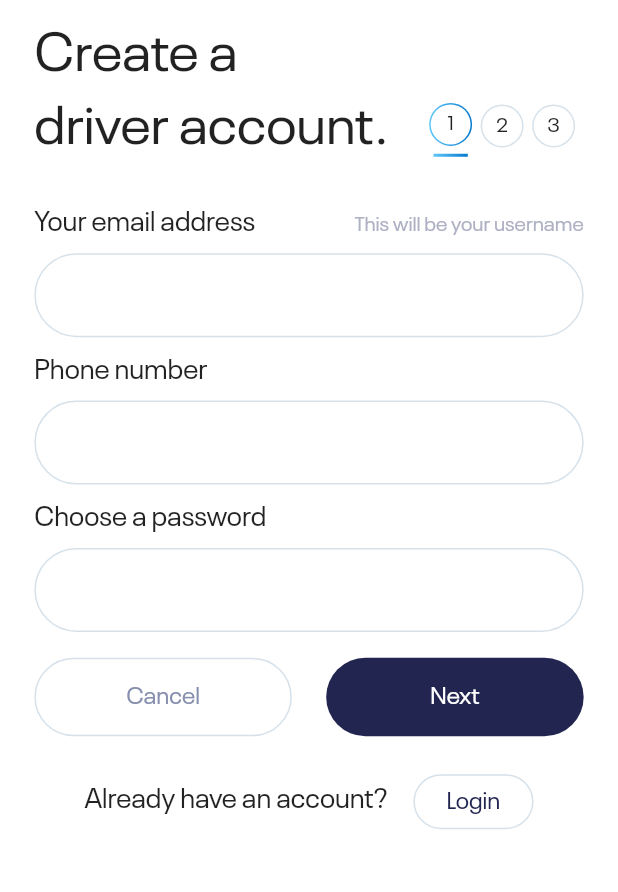
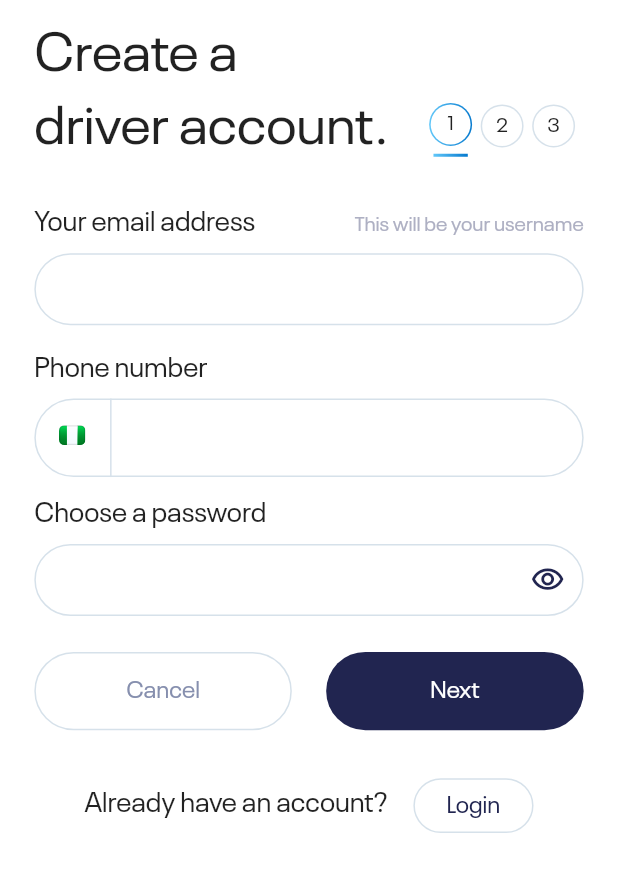
Before and after one commit to AchizuePriscilla/aquayar-driver, a Flutter app: the screen it shows after launch, after a tap on "Sign up as Driver", on a phone screen of 412 x 824 dp, the part 84-976 px from its top. Run offline on Flutter 3.47's test engine with Material 2 defaults, Android fonts, the phone set to English and light mode, and no system bars; our stand-ins replace flutter_screenutil, flutter_secure_storage, flutter_svg, get_it, mask_text_input_formatter, shared_preferences.

Commit message:
Improve password textfield

```diff
--- a/lib/shared/button.dart
+++ b/lib/shared/button.dart
@@ -74,7 +74,7 @@ class Button extends StatelessWidget {
         backgroundColor: outlined
             ? null
             : MaterialStateProperty.resolveWith(
-                (states) => color ?? (!active ? null : Palette.aquayarBlue),
+                (states) => color ?? (!active ? null : Palette.aquayarBlack),
               ),
         side: outlined
             ? MaterialStateProperty.resolveWith(
--- a/lib/shared/custom_app_bar.dart
+++ b/lib/shared/custom_app_bar.dart
@@ -28,7 +28,7 @@ class CustomAppBar extends AppBar {
                     icon: Icon(
                       Icons.arrow_back,
                       size: 20.h,
-                      color: Palette.aquayarBlue,
+                      color: Palette.aquayarBlack,
                     ),
                   ),
                 )
--- a/lib/shared/custom_page_indicator.dart
+++ b/lib/shared/custom_page_indicator.dart
@@ -25,9 +25,7 @@ class CustomPageIndicator extends StatelessWidget {
         width: _kIndicatorWidth,
         height: _kIndicatorHeight,
         decoration: BoxDecoration(
-            color: index == currentPage
-                ? Palette.aquayarBlue
-                : color,
+            color: index == currentPage ? Palette.aquayarBlack : color,
             borderRadius: BorderRadius.circular(10)),
         child: InkWell(
           onTap: () => onPageSelected(index),
@@ -35,7 +33,6 @@ class CustomPageIndicator extends StatelessWidget {
       ),
     );
   }
-
 
   @override
   Widget build(BuildContext context) {
--- a/lib/shared/custom_text_field.dart
+++ b/lib/shared/custom_text_field.dart
@@ -1,5 +1,6 @@
 import 'package:aquayar_driver/shared/shared.dart';
 import 'package:flutter/material.dart';
+import 'package:flutter/services.dart';
 
 class CustomTextField extends StatelessWidget {
   final TextEditingController? controller;
@@ -15,10 +16,12 @@ class CustomTextField extends StatelessWidget {
   final TextInputAction textInputAction;
   final Color? borderColor;
   final Color? hintColor;
+  final Color? textColor;
   final TextCapitalization textCapitalization;
   final int maxLines;
   final bool readOnly;
   final VoidCallback? onTap;
+  final List<TextInputFormatter>? formatters;
   final bool obscureText;
 
   const CustomTextField({
@@ -32,12 +35,14 @@ class CustomTextField extends StatelessWidget {
     this.validator,
     this.keyboardType,
     this.hintStyle,
+    this.formatters,
     this.textInputAction = TextInputAction.next,
     this.centeredHint = false,
     this.readOnly = false,
     this.obscureText = false,
     this.borderColor,
     this.hintColor,
+    this.textColor,
     this.maxLines = 1,
     this.onTap,
     this.textCapitalization = TextCapitalization.none,
@@ -60,18 +65,16 @@ class CustomTextField extends StatelessWidget {
           ),
         },
         SizedBox(
-          height: 46.h,
+          height: 40.h,
           child: TextFormField(
             obscureText: obscureText,
             onTap: onTap,
             readOnly: readOnly,
             maxLines: maxLines,
+            inputFormatters: formatters,
             textCapitalization: textCapitalization,
-            cursorColor: borderColor,
-            style: TextStyle(
-              fontSize: 14.sp,
-              color: hintColor ?? Theme.of(context).primaryColorLight,
-            ),
+            cursorColor: Palette.aquayarBlack,
+            style: TextStyle(fontSize: 14.sp, color: textColor),
             textInputAction: textInputAction,
             autovalidateMode: AutovalidateMode.disabled,
             textAlign: centeredHint! ? TextAlign.center : TextAlign.start,
@@ -85,6 +88,7 @@ class CustomTextField extends StatelessWidget {
               hintText: hint,
               suffixIcon: suffix,
               prefixIcon: prefix,
+              contentPadding: EdgeInsets.symmetric(horizontal: 20.w),
               hintStyle: hintStyle ??
                   TextStyle(
                       fontSize: 14.sp, color: hintColor ?? Palette.lightGrey),
--- a/lib/shared/palette.dart
+++ b/lib/shared/palette.dart
@@ -1,7 +1,7 @@
 import 'package:flutter/material.dart';
 
 class Palette {
-  static const aquayarBlue = Color(0xff212550);
+  static const aquayarBlack = Color(0xff212550);
   static const aquayarWhite = Color(0xffffffff);
   static const aquayarGrey = Color(0xff868FAE);
   static const lightGrey = Color(0xffD6E1EA);
--- /dev/null
+++ b/lib/shared/password_visibility_icon.dart
@@ -0,0 +1,26 @@
+import 'package:aquayar_driver/shared/palette.dart';
+import 'package:flutter/material.dart';
+import 'package:flutter_screenutil/flutter_screenutil.dart';
+
+class PasswordVisibilityIcon extends StatelessWidget {
+  final VoidCallback onPressed;
+  final bool value;
+
+  const PasswordVisibilityIcon({
+    Key? key,
+    required this.onPressed,
+    this.value = false,
+  }) : super(key: key);
+
+  @override
+  Widget build(BuildContext context) {
+    return GestureDetector(
+      onTap: onPressed,
+      child: Icon(
+        value ? Icons.visibility_outlined : Icons.visibility_off_outlined,
+        color: Palette.aquayarBlack,
+        size: 20.w,
+      ),
+    );
+  }
+}
--- a/lib/shared/shared.dart
+++ b/lib/shared/shared.dart
@@ -6,3 +6,4 @@ export 'custom_spacer.dart';
 export 'button.dart';
 export 'custom_app_bar.dart';
 export 'custom_text_field.dart';
+export 'password_visibility_icon.dart';
--- a/lib/utils/constants.dart
+++ b/lib/utils/constants.dart
@@ -6,3 +6,4 @@ const String lastPage = 'lastPage';
 const splashScreenViewRoute = 'splash-screen-view';
 const onboardingScreenViewRoute = 'onboarding-screen-view';
 const signUpViewRoute = 'sign-up-view';
+const phoneVerificationViewRoute = 'phone-verification-view';
--- a/lib/views/onboarding/onboarding_view.dart
+++ b/lib/views/onboarding/onboarding_view.dart
@@ -80,8 +80,8 @@ class OnboardingViewState extends State<OnboardingView>
             padding: EdgeInsets.symmetric(horizontal: 20.w),
             child: Button(
               text: "Sign up as Driver",
-              onPressed: ()  {
-                 onboardingVM.navigateToSignUp();
+              onPressed: () {
+                onboardingVM.navigateToSignUp();
               },
               hasIcon: true,
             ),
@@ -95,7 +95,7 @@ class OnboardingViewState extends State<OnboardingView>
               text: "Login",
               onPressed: () {},
               outlined: true,
-              textColor: Palette.aquayarBlue,
+              textColor: Palette.aquayarBlack,
             ),
           ),
           const CustomSpacer(
@@ -122,7 +122,7 @@ class _Pages extends StatelessWidget {
           height: MediaQuery.of(context).size.height * .5,
           width: MediaQuery.of(context).size.width,
           decoration: BoxDecoration(
-              color: Palette.aquayarBlue,
+              color: Palette.aquayarBlack,
               borderRadius: BorderRadius.only(
                   bottomLeft: Radius.circular(80.w),
                   bottomRight: Radius.circular(80.w))),
--- a/lib/views/sign_up/sign_up_view.dart
+++ b/lib/views/sign_up/sign_up_view.dart
@@ -1,9 +1,29 @@
 import 'package:aquayar_driver/shared/shared.dart';
 import 'package:flutter/material.dart';
+import 'package:flutter/services.dart';
 import 'package:flutter_svg/svg.dart';
+import 'package:mask_text_input_formatter/mask_text_input_formatter.dart';
 
-class SignUpView extends StatelessWidget {
+class SignUpView extends StatefulWidget {
   const SignUpView({super.key});
+
+  @override
+  State<SignUpView> createState() => _SignUpViewState();
+}
+
+var maskFormatter = MaskTextInputFormatter(
+    initialText: "+",
+    mask: '###-###-###-####',
+    type: MaskAutoCompletionType.eager,
+    filter: {"#": RegExp(r'[0-9]')});
+bool _hidePassword = true;
+
+class _SignUpViewState extends State<SignUpView> {
+  void toggleVisibility() {
+    setState(() {
+      _hidePassword = !_hidePassword;
+    });
+  }
 
   @override
   Widget build(BuildContext context) {
@@ -69,21 +89,47 @@ class SignUpView extends StatelessWidget {
                               keyboardType: TextInputType.emailAddress,
                             ),
                             const CustomSpacer(
-                              flex: 1,
+                              flex: 2,
                             ),
-                            const CustomTextField(
+                            CustomTextField(
                               keyboardType: TextInputType.phone,
+                              formatters: [maskFormatter],
                               label: "Phone number",
-                            ),
-                            const CustomSpacer(
-                              flex: 1,
-                            ),
-                            const CustomTextField(
-                              obscureText: true,
-                              label: "Choose a password",
+                              prefix: Container(
+                                width: 45.w,
+                                margin: EdgeInsets.only(right: 10.w),
+                                child: Row(
+                                  children: [
+                                    const Spacer(),
+                                    SvgPicture.asset(
+                                      "assets/svgs/flag.svg",
+                                      height: 15.h,
+                                      width: 20.w,
+                                      fit: BoxFit.scaleDown,
+                                    ),
+                                    const Spacer(),
+                                    Container(
+                                      height: 40.h,
+                                      width: 1,
+                                      color: Palette.lightGrey,
+                                    ),
+                                  ],
+                                ),
+                              ),
                             ),
                             const CustomSpacer(
                               flex: 2,
+                            ),
+                            CustomTextField(
+                              obscureText: _hidePassword,
+                              label: "Choose a password",
+                              suffix: PasswordVisibilityIcon(
+                                onPressed: toggleVisibility,
+                                value: _hidePassword,
+                              ),
+                            ),
+                            const CustomSpacer(
+                              flex: 3,
                             ),
                             Row(
                               children: [
@@ -103,7 +149,7 @@ class SignUpView extends StatelessWidget {
                               ],
                             ),
                             const CustomSpacer(
-                              flex: 3,
+                              flex: 4,
                             ),
                             Row(
                               mainAxisAlignment: MainAxisAlignment.center,
@@ -121,7 +167,7 @@ class SignUpView extends StatelessWidget {
                                   onPressed: () {},
                                   size: Size(70.w, 28.h),
                                   outlined: true,
-                                  textColor: Palette.aquayarBlue,
+                                  textColor: Palette.aquayarBlack,
                                 )
                               ],
                             )
@@ -205,3 +251,38 @@ LinearGradient blueGradient() {
   return const LinearGradient(
       colors: [Palette.firstGradientBlue, Palette.secondGradientBlue]);
 }
+
+class NumberFormatter extends TextInputFormatter {
+  @override
+  TextEditingValue formatEditUpdate(
+      TextEditingValue oldValue, TextEditingValue newValue) {
+    var text = newValue.text;
+
+    if (newValue.selection.baseOffset == 0) {
+      return newValue;
+    }
+
+    var buffer = StringBuffer();
+    for (int i = 0; i < text.length; i++) {
+      buffer.write(text[i]);
+      var nonZeroIndex = i + 1;
+      print(text.length);
+      if (nonZeroIndex <= 5) {
+        print("non");
+        print(nonZeroIndex);
+        if (nonZeroIndex % 5 == 0 && nonZeroIndex != text.length) {
+          buffer.write('-'); // Add double spaces.
+        }
+      } else {
+        if (nonZeroIndex % 12 == 0 && nonZeroIndex != text.length) {
+          buffer.write('-'); // Add double spaces.
+        }
+      }
+    }
+
+    var string = buffer.toString();
+    return newValue.copyWith(
+        text: string,
+        selection: TextSelection.collapsed(offset: string.length));
+  }
+}
--- a/lib/views/splash_screen/splash_screen_view.dart
+++ b/lib/views/splash_screen/splash_screen_view.dart
@@ -22,7 +22,7 @@ class _SplashScreenViewState extends State<SplashScreenView> {
   @override
   Widget build(BuildContext context) {
     return ResponsiveWidget(
-      backgroundColor: Palette.aquayarBlue,
+      backgroundColor: Palette.aquayarBlack,
       builder: (context, size) {
         return SizedBox(
           height: size.height,
--- a/lib/views/views.dart
+++ b/lib/views/views.dart
@@ -1,3 +1,4 @@
 export 'splash_screen/splash_screen_view.dart';
 export 'onboarding/onboarding_view.dart';
 export 'sign_up/sign_up_view.dart';
+export 'sign_up/phone_verification_view.dart';
--- a/pubspec.yaml
+++ b/pubspec.yaml
@@ -42,6 +42,7 @@ dependencies:
   shared_preferences: ^2.2.0
   flutter_secure_storage: ^8.0.0
   get_it: ^7.6.0
+  mask_text_input_formatter: ^2.5.0
 
 dev_dependencies:
   flutter_test:
```
Also changed, not shown: assets/svgs/flag.svg (added).
